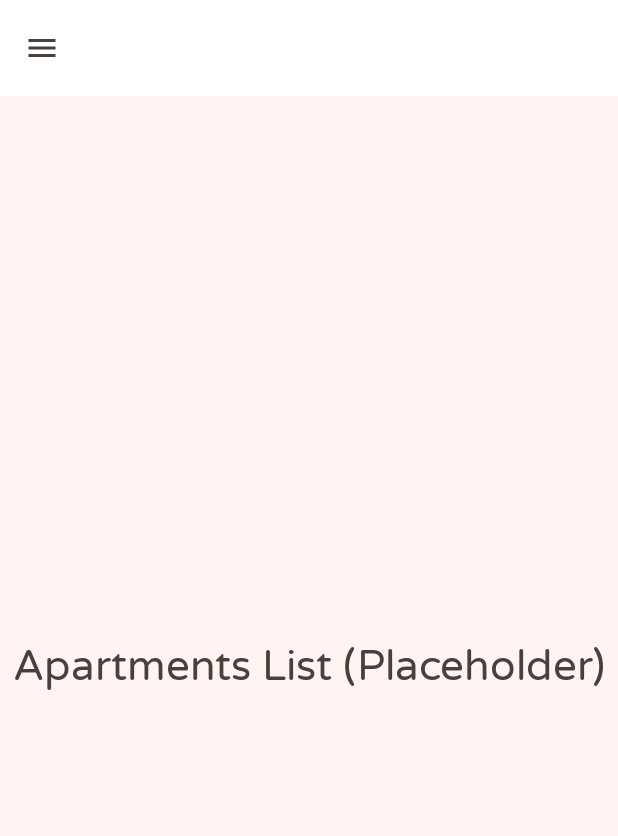
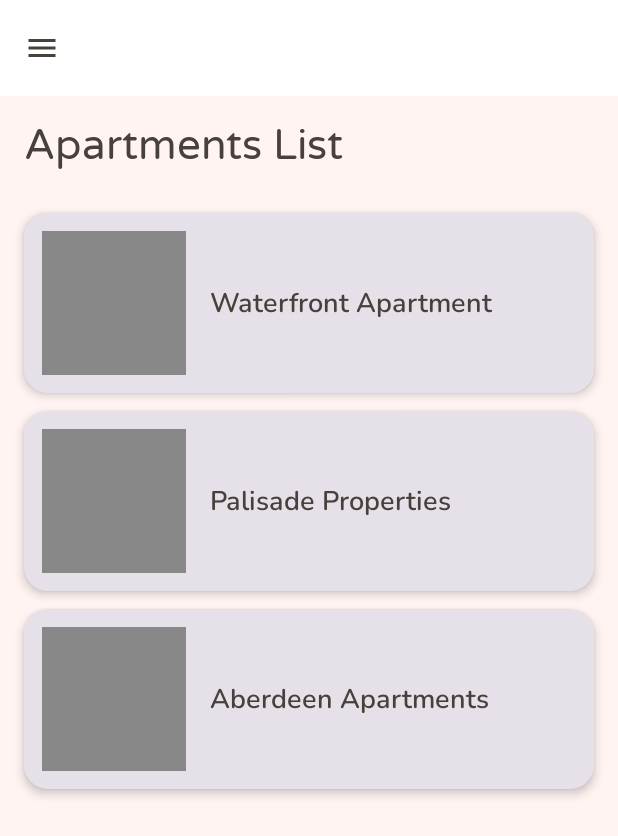
Before and after one commit to Caleb-C6/MadisonMapple, an Android app built with Jetpack Compose: the ApartmentsListScreen screen opened through its navigation route, on a phone screen of 412 x 824 dp. Shown: the top 836 px of the screen. Run offline under Robolectric (Android 15) with nearby library versions, the phone set to English and light mode, and no system bars; our stand-ins replace Firebase (no records; nobody signed in at launch, a user with empty details on screens opened directly).

Commit message:
Added markers to map scren and filled the Apartment list screen with buttons for the apartments

```diff
--- a/app/src/main/java/com/cs407/myapplication/ui/screens/ApartmentsListScreen.kt
+++ b/app/src/main/java/com/cs407/myapplication/ui/screens/ApartmentsListScreen.kt
@@ -1,17 +1,79 @@
 package com.cs407.myapplication.ui.screens
 
+import androidx.compose.foundation.Image
+import androidx.compose.foundation.background
+import androidx.compose.foundation.clickable
 import androidx.compose.foundation.layout.*
-import androidx.compose.material3.*
+import androidx.compose.foundation.rememberScrollState
+import androidx.compose.foundation.verticalScroll
+import androidx.compose.material3.Card
+import androidx.compose.material3.CardDefaults
+import androidx.compose.material3.MaterialTheme
+import androidx.compose.material3.Text
 import androidx.compose.runtime.Composable
 import androidx.compose.ui.Alignment
 import androidx.compose.ui.Modifier
+import androidx.compose.ui.graphics.Color
+import androidx.compose.ui.unit.dp
+import androidx.compose.ui.layout.ContentScale
+import androidx.compose.ui.res.painterResource
+import com.cs407.myapplication.R
 
 @Composable
 fun ApartmentsListScreen() {
-    Box(
-        modifier = Modifier.fillMaxSize(),
-        contentAlignment = Alignment.Center
+    // Dummy list of apartments
+    val apartments = listOf(
+        "Waterfront Apartment",
+        "Palisade Properties",
+        "Aberdeen Apartments"
+    )
+
+    Column(
+        modifier = Modifier
+            .fillMaxSize()
+            .verticalScroll(rememberScrollState())
+            .padding(16.dp),
+        verticalArrangement = Arrangement.spacedBy(12.dp)
     ) {
-        Text("Apartments List (Placeholder)", style = MaterialTheme.typography.headlineMedium)
+        Text(
+            text = "Apartments List",
+            style = MaterialTheme.typography.headlineMedium,
+            modifier = Modifier.padding(bottom = 16.dp)
+        )
+
+        apartments.forEach { apartmentName ->
+            Card(
+                modifier = Modifier
+                    .fillMaxWidth()
+                    .height(120.dp) // Height for image + text
+                    .clickable { /* TODO: Navigate to details */ },
+                elevation = CardDefaults.cardElevation(defaultElevation = 4.dp)
+            ) {
+                Row(
+                    modifier = Modifier
+                        .fillMaxSize()
+                        .padding(12.dp),
+                    verticalAlignment = Alignment.CenterVertically
+                ) {
+                    // Placeholder image
+                    Box(
+                        modifier = Modifier
+                            .size(96.dp)
+                            .background(Color.Gray)
+                    ) {
+                        // Later replace with Image composable
+
+                    }
+
+                    Spacer(modifier = Modifier.width(16.dp))
+
+                    // Apartment name
+                    Text(
+                        text = apartmentName,
+                        style = MaterialTheme.typography.titleMedium
+                    )
+                }
+            }
+        }
     }
 }
--- a/app/src/main/java/com/cs407/myapplication/ui/screens/MapScreen.kt
+++ b/app/src/main/java/com/cs407/myapplication/ui/screens/MapScreen.kt
@@ -7,6 +7,10 @@ import com.google.android.gms.maps.model.CameraPosition
 import com.google.android.gms.maps.model.LatLng
 import com.google.maps.android.compose.GoogleMap
 import com.google.maps.android.compose.rememberCameraPositionState
+import com.google.maps.android.compose.Marker
+import com.google.maps.android.compose.MarkerState
+
+
 
 @Composable
 fun MapScreen() {
@@ -20,5 +24,23 @@ fun MapScreen() {
     GoogleMap(
         modifier = Modifier.fillMaxSize(),
         cameraPositionState = cameraPositionState
-    )
+    ) {
+        // Waterfront Apartment
+        Marker(
+            state = MarkerState(position = LatLng(43.07761, -89.39298)),
+            title = "Waterfront Apartment",
+        )
+
+        // Palisade Properties
+        Marker(
+            state = MarkerState(position = LatLng(43.07174, -89.39501)),
+            title = "Palisade Properties",
+        )
+
+        // Aberdeen Apartments
+        Marker(
+            state = MarkerState(position = LatLng(43.07321, -89.39356)),
+            title = "Aberdeen Apartments",
+        )
+    }
 }
```
Also changed, not shown: 1 other file.
